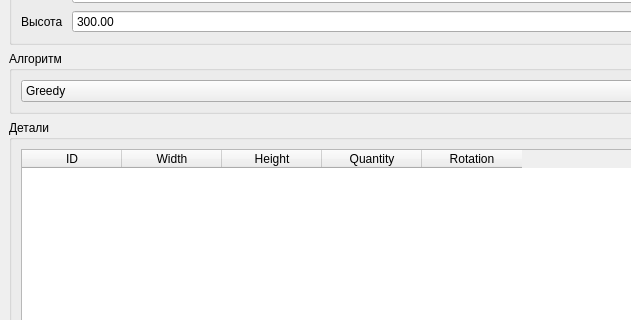
Alexey131313/MetalCutting, file src/ui/inputwindow.ui: the form before one commit; both pictures show x 0 to 631 and y 84 to 404 of the 900 by 700 pixel window.
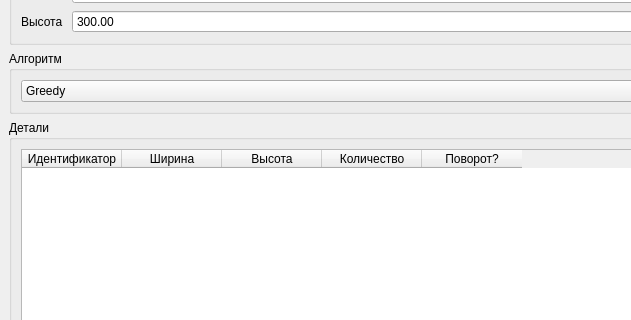
The form after the commit.

Commit message: fix lang names

What changed in the file:
```diff
--- a/src/ui/inputwindow.ui
+++ b/src/ui/inputwindow.ui
@@ -121,27 +121,27 @@
          </property>
          <column>
           <property name="text">
-           <string>ID</string>
+           <string>Идентификатор</string>
           </property>
          </column>
          <column>
           <property name="text">
-           <string>Width</string>
+           <string>Ширина</string>
           </property>
          </column>
          <column>
           <property name="text">
-           <string>Height</string>
+           <string>Высота</string>
           </property>
          </column>
          <column>
           <property name="text">
-           <string>Quantity</string>
+           <string>Количество</string>
           </property>
          </column>
          <column>
           <property name="text">
-           <string>Rotation</string>
+           <string>Поворот?</string>
           </property>
          </column>
         </widget>
```
